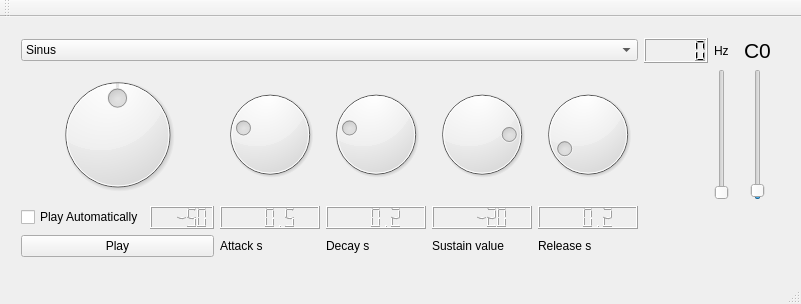
The window that SinusExample/mainwindow.ui (kuemmel/avprg) describes before a commit, drawn with Qt 5.
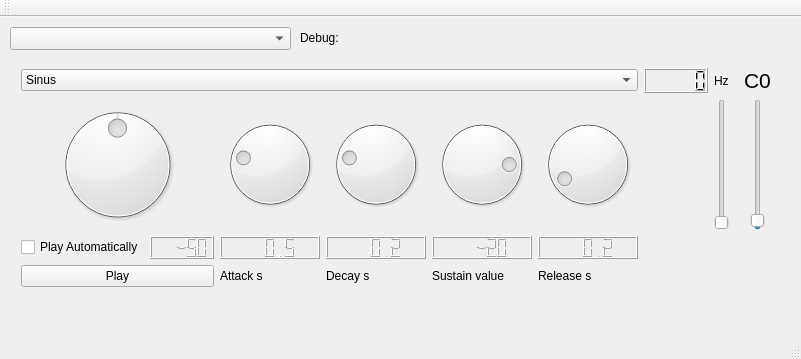
The same window after the commit.

Commit message: Added midi support

```diff
--- a/SinusExample/mainwindow.ui
+++ b/SinusExample/mainwindow.ui
@@ -7,7 +7,7 @@
     <x>0</x>
     <y>0</y>
     <width>801</width>
-    <height>304</height>
+    <height>359</height>
    </rect>
   </property>
   <property name="windowTitle">
@@ -18,7 +18,7 @@
     <property name="geometry">
      <rect>
       <x>10</x>
-      <y>10</y>
+      <y>40</y>
       <width>781</width>
       <height>241</height>
      </rect>
@@ -256,6 +256,42 @@
      </item>
     </layout>
    </widget>
+   <widget class="QComboBox" name="MidiChooser">
+    <property name="geometry">
+     <rect>
+      <x>10</x>
+      <y>10</y>
+      <width>281</width>
+      <height>23</height>
+     </rect>
+    </property>
+   </widget>
+   <widget class="QLabel" name="label_6">
+    <property name="geometry">
+     <rect>
+      <x>300</x>
+      <y>10</y>
+      <width>51</width>
+      <height>21</height>
+     </rect>
+    </property>
+    <property name="text">
+     <string>Debug:</string>
+    </property>
+   </widget>
+   <widget class="QLabel" name="DebugMessageLabel">
+    <property name="geometry">
+     <rect>
+      <x>340</x>
+      <y>11</y>
+      <width>411</width>
+      <height>20</height>
+     </rect>
+    </property>
+    <property name="text">
+     <string/>
+    </property>
+   </widget>
   </widget>
   <widget class="QMenuBar" name="menuBar">
    <property name="geometry">
```
The commit also changes 9 other files.
